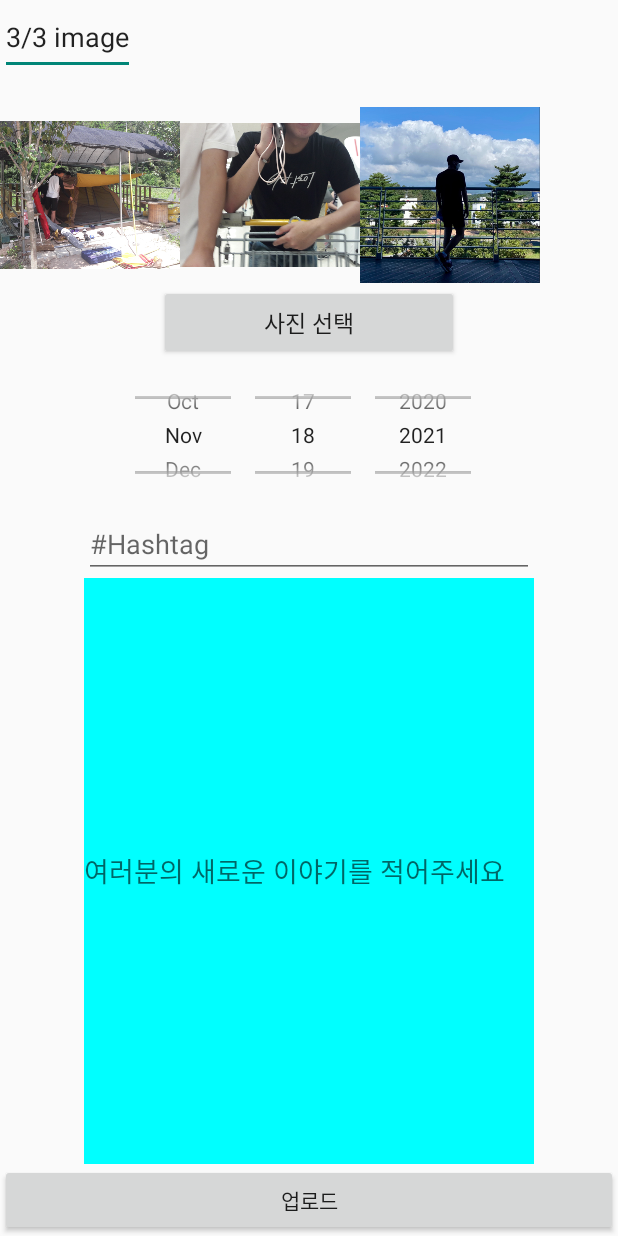
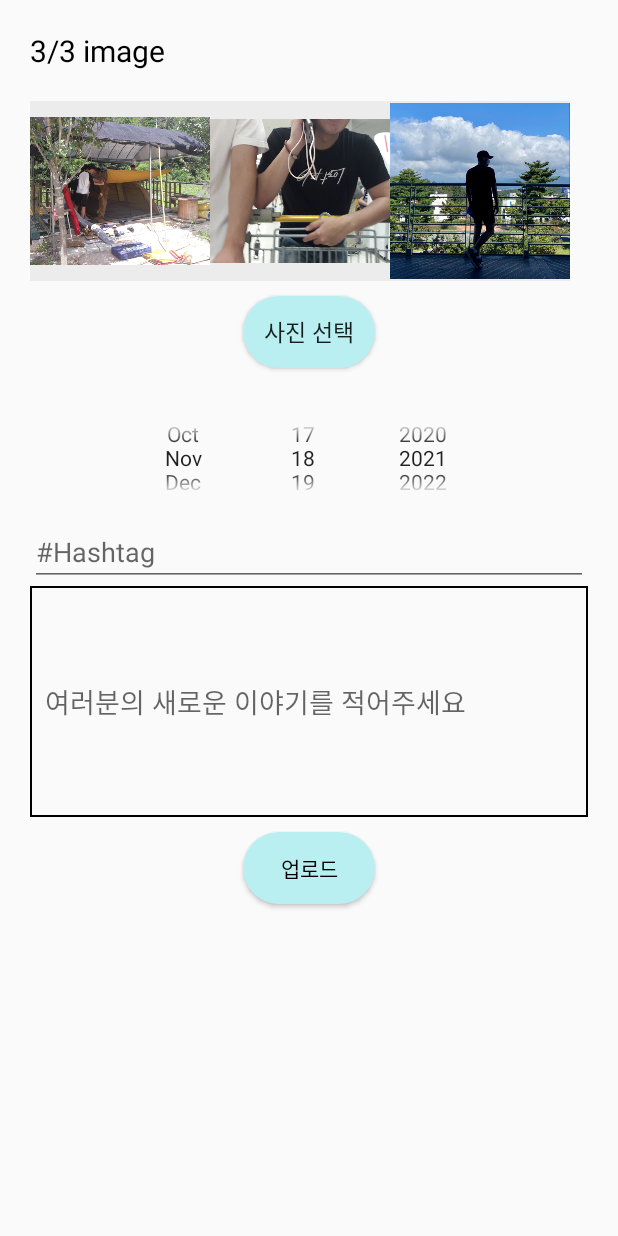
Before and after one commit to Brogi/MoApp_Team2, an Android app: the AddStoryActivity screen opened directly, with no data from a screen before it, on a phone screen of 412 x 824 dp. Run offline under Robolectric (Android 15) with nearby library versions, the phone set to English and light mode, and no system bars.

Commit message:
addStory UI 변경

```diff
--- a/app/src/main/res/layout/activity_addstory.xml
+++ b/app/src/main/res/layout/activity_addstory.xml
@@ -1,85 +1,131 @@
 <?xml version="1.0" encoding="utf-8"?>
-<LinearLayout xmlns:android="http://schemas.android.com/apk/res/android"
+<androidx.constraintlayout.widget.ConstraintLayout xmlns:android="http://schemas.android.com/apk/res/android"
+    xmlns:app="http://schemas.android.com/apk/res-auto"
     xmlns:tools="http://schemas.android.com/tools"
     android:layout_width="match_parent"
     android:layout_height="match_parent"
     android:gravity="center"
     android:orientation="vertical"
+    android:padding="20dp"
     tools:context=".MainActivity">
 
-    <EditText
+    <TextView
+        android:id="@+id/imagecount"
         android:layout_width="wrap_content"
-        android:layout_height="50dp"
+        android:layout_height="wrap_content"
         android:layout_gravity="left"
         android:text="3/3 image"
-        android:id="@+id/imagecount"
-        ></EditText>
+        android:textColor="@color/black"
+        android:textSize="20sp"
+        app:layout_constraintStart_toStartOf="parent"
+        app:layout_constraintTop_toTopOf="parent" />
 
     <TableLayout
+        android:id="@+id/table"
         android:layout_width="match_parent"
         android:layout_height="wrap_content"
+        android:layout_gravity="center"
+        android:layout_marginTop="20dp"
         android:orientation="vertical"
-        android:layout_gravity="center"
-        android:layout_marginTop="20dp">
+        app:layout_constraintStart_toStartOf="parent"
+        app:layout_constraintTop_toBottomOf="@id/imagecount">
+
         <TableRow>
+
             <ImageView
                 android:id="@+id/image1"
                 android:layout_width="120dp"
                 android:layout_height="120dp"
                 android:layout_gravity="center"
                 android:adjustViewBounds="true"
-                android:src="@drawable/test"></ImageView>
+                android:background="@color/gray"
+                android:src="@drawable/test" />
+
             <ImageView
+                android:id="@+id/image2"
                 android:layout_width="120dp"
                 android:layout_height="120dp"
                 android:layout_gravity="center"
                 android:adjustViewBounds="true"
-                android:src="@drawable/test2"
-                android:id="@+id/image2"></ImageView>
+                android:background="@color/gray"
+                android:src="@drawable/test2" />
+
             <ImageView
+                android:id="@+id/image3"
                 android:layout_width="120dp"
                 android:layout_height="120dp"
                 android:layout_gravity="center"
                 android:adjustViewBounds="true"
-                android:src="@drawable/test3"
-                android:id="@+id/image3"></ImageView>
+                android:background="@color/gray"
+                android:src="@drawable/test3" />
         </TableRow>
     </TableLayout>
+
     <Button
-        android:layout_width="200dp"
-        android:layout_height="50dp"
+        android:id="@+id/btnImage"
+        android:layout_width="wrap_content"
+        android:layout_height="wrap_content"
         android:layout_gravity="center"
+        android:layout_marginTop="10dp"
+        android:background="@drawable/background_button"
         android:text="사진 선택"
         android:textSize="15sp"
-        android:id="@+id/btnImage"></Button>
+        app:layout_constraintEnd_toEndOf="parent"
+        app:layout_constraintStart_toStartOf="parent"
+        app:layout_constraintTop_toBottomOf="@id/table" />
+
+    <androidx.constraintlayout.widget.ConstraintLayout
+        android:layout_width="match_parent"
+        android:layout_height="wrap_content"
+        android:layout_marginTop="20dp"
+        app:layout_constraintEnd_toEndOf="@id/table"
+        app:layout_constraintStart_toStartOf="@id/table"
+        app:layout_constraintTop_toBottomOf="@id/btnImage">
 
         <DatePicker
+            android:id="@+id/datePicker1"
+            android:layout_width="match_parent"
+            android:layout_height="80dp"
+            android:calendarViewShown="false"
             android:datePickerMode="spinner"
-        android:id="@+id/datePicker1"
-        android:layout_width="wrap_content"
-        android:layout_height="100dp"
-        android:calendarViewShown="false" />
+            app:layout_constraintEnd_toEndOf="parent"
+            app:layout_constraintStart_toStartOf="parent"
+            app:layout_constraintTop_toTopOf="parent" />
 
         <EditText
-        android:layout_width="300dp"
+            android:id="@+id/hash"
+            android:layout_width="0dp"
             android:layout_height="wrap_content"
-        android:id="@+id/hash"
             android:hint="#Hashtag"
-        ></EditText>
+            app:layout_constraintEnd_toEndOf="@id/datePicker1"
+            app:layout_constraintStart_toStartOf="@id/datePicker1"
+            app:layout_constraintTop_toBottomOf="@id/datePicker1" />
 
         <EditText
             android:id="@+id/edtDiary"
-        android:layout_width="300dp"
-        android:layout_height="match_parent"
-        android:layout_weight="1"
-        android:background="#00ffff"
-        android:lines="8"></EditText>
+            android:layout_width="0dp"
+            android:layout_height="wrap_content"
+            android:background="@drawable/map_border"
+            android:hint="내용"
+            android:lines="6"
+            android:padding="10dp"
+            app:layout_constraintEnd_toEndOf="@id/datePicker1"
+            app:layout_constraintStart_toStartOf="@id/datePicker1"
+            app:layout_constraintTop_toBottomOf="@id/hash" />
 
         <Button
             android:id="@+id/btnWrite"
-        android:layout_width="match_parent"
+            android:layout_width="wrap_content"
             android:layout_height="wrap_content"
+            android:layout_marginVertical="10dp"
+            android:background="@drawable/background_button"
             android:enabled="false"
-        android:text="Button" />
+            android:text="업로드"
+            android:textColor="@color/black"
+            app:layout_constraintBottom_toBottomOf="parent"
+            app:layout_constraintEnd_toEndOf="@id/datePicker1"
+            app:layout_constraintStart_toStartOf="@id/datePicker1"
+            app:layout_constraintTop_toBottomOf="@id/edtDiary" />
+    </androidx.constraintlayout.widget.ConstraintLayout>
 
-</LinearLayout>
+</androidx.constraintlayout.widget.ConstraintLayout>
```
Lines whose indentation alone changed are shown as unchanged.
